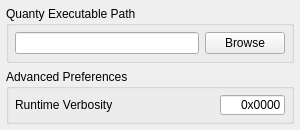
Old version of the form crispy/resources/gui/uis/quantyPreferences.ui in the repository mretegan/crispy.
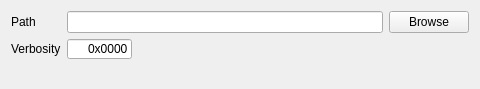
New version of the form.

What changed in the file:
```diff
--- a/crispy/resources/gui/uis/quantyPreferences.ui
+++ b/crispy/resources/gui/uis/quantyPreferences.ui
@@ -6,8 +6,8 @@
    <rect>
     <x>0</x>
     <y>0</y>
-    <width>300</width>
-    <height>123</height>
+    <width>480</width>
+    <height>89</height>
    </rect>
   </property>
   <property name="sizePolicy">
@@ -18,56 +18,31 @@
   </property>
   <property name="minimumSize">
    <size>
-    <width>300</width>
+    <width>480</width>
     <height>0</height>
    </size>
   </property>
   <property name="windowTitle">
    <string>Preferences</string>
   </property>
-  <layout class="QVBoxLayout" name="verticalLayout">
-   <property name="spacing">
-    <number>6</number>
-   </property>
-   <property name="leftMargin">
-    <number>6</number>
-   </property>
-   <property name="topMargin">
-    <number>6</number>
-   </property>
-   <property name="rightMargin">
-    <number>6</number>
-   </property>
-   <property name="bottomMargin">
-    <number>6</number>
-   </property>
+  <layout class="QHBoxLayout" name="horizontalLayout">
    <item>
-    <widget class="QGroupBox" name="pathGroupBox">
-     <property name="sizePolicy">
-      <sizepolicy hsizetype="MinimumExpanding" vsizetype="Preferred">
-       <horstretch>0</horstretch>
-       <verstretch>0</verstretch>
-      </sizepolicy>
+    <layout class="QFormLayout" name="preferencesFormLayout">
+     <property name="fieldGrowthPolicy">
+      <enum>QFormLayout::ExpandingFieldsGrow</enum>
      </property>
-     <property name="title">
-      <string>Quanty Executable Path</string>
+     <property name="labelAlignment">
+      <set>Qt::AlignLeading|Qt::AlignLeft|Qt::AlignVCenter</set>
      </property>
-     <layout class="QHBoxLayout" name="horizontalLayout_2">
-      <property name="spacing">
-       <number>6</number>
-      </property>
-      <property name="leftMargin">
-       <number>6</number>
-      </property>
-      <property name="topMargin">
-       <number>6</number>
-      </property>
-      <property name="rightMargin">
-       <number>6</number>
-      </property>
-      <property name="bottomMargin">
-       <number>6</number>
-      </property>
+     <item row="0" column="0">
+      <widget class="QLabel" name="pathLabel">
+       <property name="text">
+        <string>Path</string>
+       </property>
+      </widget>
+     </item>
+     <item row="0" column="1">
+      <layout class="QHBoxLayout" name="pathHorizontalLayout">
       <item>
        <widget class="QLineEdit" name="pathLineEdit">
         <property name="sizePolicy">
@@ -95,42 +70,18 @@
        </widget>
       </item>
      </layout>
-    </widget>
-   </item>
-   <item>
-    <widget class="QGroupBox" name="advancedPreferencesGroupBox">
-     <property name="title">
-      <string>Advanced Preferences</string>
-     </property>
-     <layout class="QVBoxLayout">
-      <property name="spacing">
-       <number>6</number>
-      </property>
-      <property name="leftMargin">
-       <number>6</number>
-      </property>
-      <property name="topMargin">
-       <number>6</number>
-      </property>
-      <property name="rightMargin">
-       <number>6</number>
-      </property>
-      <property name="bottomMargin">
-       <number>6</number>
-      </property>
-      <item>
-       <layout class="QHBoxLayout" name="_3">
-        <item>
+     </item>
+     <item row="1" column="0">
          <widget class="QLabel" name="verbosityLabel">
           <property name="toolTip">
            <string>Verbosity of the Quanty calculation. </string>
           </property>
           <property name="text">
-           <string>Runtime Verbosity</string>
+        <string>Verbosity</string>
           </property>
          </widget>
         </item>
-        <item>
+     <item row="1" column="1">
          <widget class="QLineEdit" name="verbosityLineEdit">
           <property name="sizePolicy">
            <sizepolicy hsizetype="Fixed" vsizetype="Fixed">
@@ -159,14 +110,6 @@
       </item>
      </layout>
     </widget>
-   </item>
-  </layout>
- </widget>
- <tabstops>
-  <tabstop>pathLineEdit</tabstop>
-  <tabstop>pathBrowsePushButton</tabstop>
-  <tabstop>verbosityLineEdit</tabstop>
- </tabstops>
  <resources/>
  <connections/>
 </ui>
```
Lines whose indentation alone changed are shown as unchanged.
